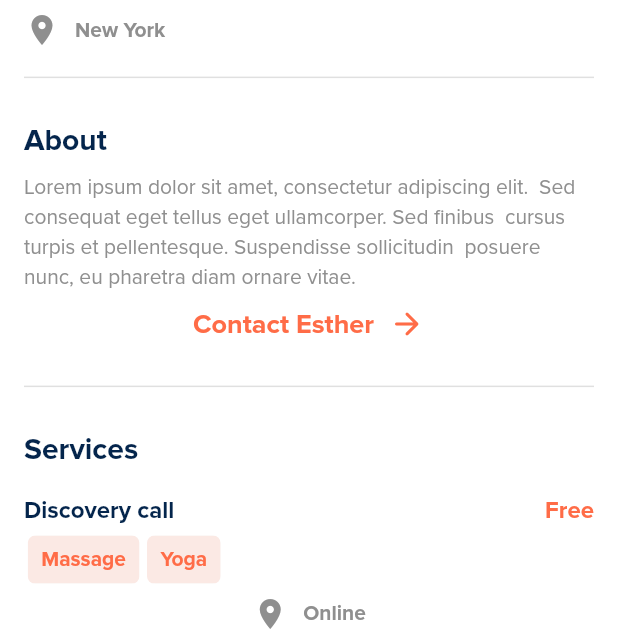
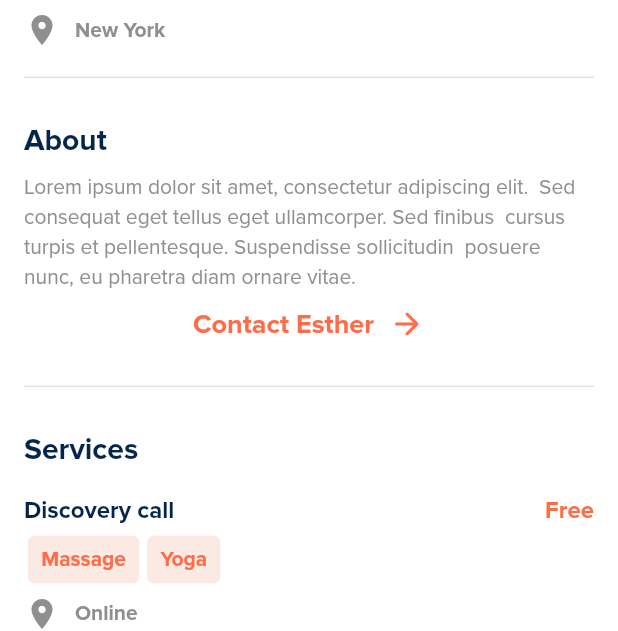
Before and after one commit to surajcbnits/healers-and-teachers-mobile, a Flutter app: the screen it shows after launch, after a tap on "Esther Howard", on a phone screen of 412 x 824 dp, the part 605-1236 px from its top. Run offline on Flutter 3.47's test engine with Material 2 defaults, Android fonts, the light colour scheme and no system bars; our stand-ins replace font_awesome_flutter, smooth_page_indicator; network calls fail; project files that could hold a hidden picture were left out.

Commit message:
event Details Screen

```diff
--- a/lib/config/routes/routes.dart
+++ b/lib/config/routes/routes.dart
@@ -4,6 +4,8 @@ import 'package:healersandteachers/feature/location/screen/locartion.dart';
 import '../../feature/categories/model/categories_model.dart';
 import '../../feature/categories/screen/categories_screen.dart';
 import '../../feature/categories_detail/screen/categories_detail_screen.dart';
+import '../../feature/event_detail_screen/screen/event_detail_screen.dart';
+import '../../feature/events/model/events_model.dart';
 import '../../feature/events/screen/events_screen.dart';
 import '../../feature/home/screen/home_screen.dart';
 import '../../feature/home/screen/main_bottom_screen.dart';
@@ -21,6 +23,7 @@ class Routes {
   static const String eventScreen = '/eventScreen';
   static const String practitionerProfileScreen = '/practitionerProfileScreen';
   static const String categoriesDetailScreen = '/categoriesDetailScreen';
+  static const String eventDetailScreen = '/eventDetailScreen';
 }
 
 class RouteGenerator {
@@ -59,6 +62,14 @@ class RouteGenerator {
                   ));
         }
         return _errorRoute(errorText: "dataErrorInRoute");
+      case Routes.eventDetailScreen:
+        if (settings.arguments != null) {
+          return MaterialPageRoute(
+              builder: (context) => EventDetailScreen(
+                    eventData: settings.arguments as EventModel,
+                  ));
+        }
+        return _errorRoute(errorText: "dataErrorInRoute");
       default:
         return _errorRoute();
     }
--- a/lib/constant/app_color.dart
+++ b/lib/constant/app_color.dart
@@ -9,5 +9,6 @@ class AppColor {
   static const Color black = Color(0xFF000000);
   static const Color white = Color(0xFFFFFFFF);
   static const Color grey = Color(0xFF8F8F8F);
+  static const Color greyLight = Color(0xFFE6EAEE);
   static const Color transparent = Color(0x00000000);
 }
--- a/lib/feature/events/screen/widgets/event_card.dart
+++ b/lib/feature/events/screen/widgets/event_card.dart
@@ -1,6 +1,7 @@
 import 'package:flutter/material.dart';
 import 'package:intl/intl.dart';
 
+import '../../../../config/routes/routes.dart';
 import '../../../../constant/app_color.dart';
 import '../../../../helper/text_over_mage.dart';
 import '../../../../helper/text_style.dart';
@@ -29,13 +30,20 @@ class EventCard extends StatelessWidget {
 
   @override
   Widget build(BuildContext context) {
-    return Container(
+    return InkWell(
+      onTap: () {
+        Navigator.pushNamed(context, Routes.eventDetailScreen,
+            arguments: eventData);
+      },
+      child: Container(
         padding: const EdgeInsets.symmetric(vertical: 10),
         child: vertical
             ? Column(
+                crossAxisAlignment: CrossAxisAlignment.start,
                 children: [
                   IconTextWidget(
                       title: eventData.location, isOnline: eventData.isVirtual),
+                  const SizedBox(height: 10),
                   _buildImage(context),
                   const SizedBox(height: 10),
                   _buildDetail(context),
@@ -53,6 +61,7 @@ class EventCard extends StatelessWidget {
                     child: _buildDetail(context),
                   ),
                 ],
+              ),
       ),
     );
   }
@@ -120,6 +129,7 @@ class EventCard extends StatelessWidget {
   ) {
     return Container(
       height: screenHeight(context) * 0.13,
+      width: double.infinity,
       decoration: BoxDecoration(
         borderRadius: BorderRadius.circular(10),
         color: AppColor.primaryColor,
--- a/lib/feature/home/screen/home_screen.dart
+++ b/lib/feature/home/screen/home_screen.dart
@@ -4,6 +4,7 @@ import 'package:healersandteachers/constant/app_color.dart';
 
 import '../../../helper/text_style.dart';
 import '../../../utils/screen_size.dart';
+import '../../../widgets/circular_profile.dart';
 import '../../../widgets/location_tile.dart';
 import '../domain/model/user_model.dart';
 import 'widgets/categories_list.dart';
@@ -115,33 +116,10 @@ class _HomeScreenState extends State<HomeScreen> {
             )
           ],
         ),
-        Container(
-          width: size.width * 0.16,
-          height: size.width * 0.16,
-          decoration: BoxDecoration(
-            shape: BoxShape.circle,
-            boxShadow: [
-              BoxShadow(
-                color: AppColor.secondaryColor.withOpacity(0.5),
-                spreadRadius: 2,
-                blurRadius: 5,
-                offset: const Offset(0, 0),
-              ),
-            ],
-            image: DecorationImage(
-              image: NetworkImage(user.profileImage),
-              fit: BoxFit.cover,
-            ),
-          ),
-          child: Container(
-            decoration: BoxDecoration(
-              shape: BoxShape.circle,
-              border: Border.all(
-                color: AppColor.white.withOpacity(0.5),
-                width: 3,
-              ),
-            ),
-          ),
+        CircularProfile(
+          image: NetworkImage(user.profileImage),
+          backgroundColor: AppColor.secondaryColor.withOpacity(0.5),
+          radius: 35,
         ),
       ],
     );
--- a/lib/feature/home/screen/widgets/practitioners_list.dart
+++ b/lib/feature/home/screen/widgets/practitioners_list.dart
@@ -6,6 +6,7 @@ import '../../../../constant/app_color.dart';
 import '../../../../helper/text_style.dart';
 import '../../../../utils/screen_size.dart';
 import '../../../../widgets/chip.dart';
+import '../../../../widgets/circular_profile.dart';
 import '../../../paractitioners/model/pracitioners_model.dart';
 
 class NearByPractitionersWidget extends StatelessWidget {
@@ -60,13 +61,7 @@ class NearByPractitionersWidget extends StatelessWidget {
               return Padding(
                 padding: EdgeInsets.only(
                     left: index == 0 ? 16 : 10, right: index == 5 ? 16 : 10),
-                child: InkWell(
-                    onTap: () {
-                      Navigator.pushNamed(
-                          context, Routes.practitionerProfileScreen,
-                          arguments: data);
-                    },
-                    child: PractitionersCard(data: data)),
+                child: PractitionersCard(data: data),
               );
             },
           ),
@@ -88,7 +83,12 @@ class PractitionersCard extends StatelessWidget {
 
   @override
   Widget build(BuildContext context) {
-    return Container(
+    return InkWell(
+      onTap: () {
+        Navigator.pushNamed(context, Routes.practitionerProfileScreen,
+            arguments: data);
+      },
+      child: Container(
         clipBehavior: Clip.antiAliasWithSaveLayer,
         // margin: EdgeInsets.only(
         //     left: index == 0 ? 16 : 10, right: index == 5 ? 16 : 10),
@@ -106,24 +106,9 @@ class PractitionersCard extends StatelessWidget {
           // mainAxisAlignment: MainAxisAlignment.spaceBetween,
           // crossAxisAlignment: CrossAxisAlignment.center,
           children: [
-          Container(
-            padding: const EdgeInsets.all(5),
-            width: screenWidth(context) * 0.22,
-            height: screenWidth(context) * 0.22,
-            clipBehavior: Clip.antiAliasWithSaveLayer,
-            decoration: BoxDecoration(
-              // borderRadius: BorderRadius.circular(10),
-              shape: BoxShape.circle,
-              border: Border.all(
-                color: AppColor.secondaryColor.withOpacity(.5),
-                width: 1,
-              ),
-            ),
-            child: CircleAvatar(
-              backgroundColor: AppColor.primaryColor.withOpacity(.12),
-              radius: 40,
-              backgroundImage: NetworkImage(data.image),
-            ),
+            OuterCircularProfile(
+              radius: screenWidth(context) * 0.22,
+              image: NetworkImage(data.image),
             ),
             Padding(
               padding: const EdgeInsets.symmetric(vertical: 10.0),
@@ -134,7 +119,7 @@ class PractitionersCard extends StatelessWidget {
               ),
             ),
             showDistance
-              ? IconTextWidget(
+                ? const IconTextWidget(
                     title: "7890 Miles",
                     color: AppColor.grey,
                   )
@@ -158,6 +143,7 @@ class PractitionersCard extends StatelessWidget {
                   ),
           ],
         ),
+      ),
     );
   }
 }
--- a/lib/feature/practitionerProfile/screen/practitioner_profile_screen.dart
+++ b/lib/feature/practitionerProfile/screen/practitioner_profile_screen.dart
@@ -307,6 +307,7 @@ class ServicesTile extends StatelessWidget {
   @override
   Widget build(BuildContext context) {
     return Column(
+      crossAxisAlignment: CrossAxisAlignment.start,
       children: [
         Row(
           mainAxisAlignment: MainAxisAlignment.spaceBetween,
--- a/lib/utils/screen_size.dart
+++ b/lib/utils/screen_size.dart
@@ -1,5 +1,8 @@
 import 'package:flutter/material.dart';
 
+MediaQueryData mediaQuerySize(BuildContext context) {
+  return MediaQuery.of(context);
+}
 Size screenSize(BuildContext context) {
   return MediaQuery.of(context).size;
 }
--- /dev/null
+++ b/lib/widgets/circular_profile.dart
@@ -0,0 +1,113 @@
+import 'package:flutter/material.dart';
+
+import '../constant/app_color.dart';
+
+class OuterCircularProfile extends StatelessWidget {
+  const OuterCircularProfile({
+    Key? key,
+    required this.radius,
+    this.image,
+    this.innerRadius = 5,
+  }) : super(key: key);
+
+  final double radius;
+  final ImageProvider<Object>? image;
+  final double innerRadius;
+
+  @override
+  Widget build(BuildContext context) {
+    return Container(
+      padding: EdgeInsets.all(radius * .06),
+      width: radius,
+      height: radius,
+      clipBehavior: Clip.antiAliasWithSaveLayer,
+      decoration: BoxDecoration(
+        // borderRadius: BorderRadius.circular(10),
+        shape: BoxShape.circle,
+        border: Border.all(
+          color: AppColor.secondaryColor.withOpacity(.5),
+          width: 1,
+        ),
+      ),
+      child: CircleAvatar(
+        backgroundColor: AppColor.primaryColor.withOpacity(.12),
+        radius: 40,
+        backgroundImage: image,
+      ),
+    );
+  }
+}
+
+class CircularProfile extends StatelessWidget {
+  const CircularProfile({
+    Key? key,
+    this.image,
+    this.backgroundColor,
+    this.innerBorderColor,
+    this.borderThickness,
+    this.radius = 40,
+    this.onTap,
+    this.showShadow = true,
+    this.showInnerBorder = true,
+    this.customShadow,
+    this.child,
+  }) : super(key: key);
+  final ImageProvider<Object>? image;
+  final Color? backgroundColor;
+  final Color? innerBorderColor;
+  final double? borderThickness;
+  final double radius;
+  final VoidCallback? onTap;
+  final bool showShadow;
+  final bool showInnerBorder;
+  final List<BoxShadow>? customShadow;
+  final Widget? child;
+
+  @override
+  Widget build(BuildContext context) {
+    final Size size = MediaQuery.of(context).size;
+
+    return InkWell(
+      onTap: onTap,
+      child: Container(
+        width: radius * 2,
+        height: radius * 2,
+        decoration: BoxDecoration(
+          shape: BoxShape.circle,
+          color: backgroundColor ?? Theme.of(context).primaryColor,
+          boxShadow: showShadow
+              ? customShadow ??
+                  [
+                    BoxShadow(
+                      color: backgroundColor ??
+                          Theme.of(context).primaryColor.withOpacity(0.5),
+                      spreadRadius: radius * 0.1,
+                      blurRadius: radius * 0.3,
+                      offset: const Offset(0, 0),
+                    ),
+                  ]
+              : null,
+          image: image != null
+              ? DecorationImage(
+                  image: image!,
+                  fit: BoxFit.cover,
+                )
+              : null,
+        ),
+        child: showInnerBorder
+            ? Container(
+                alignment: Alignment.center,
+                decoration: BoxDecoration(
+                  shape: BoxShape.circle,
+                  border: Border.all(
+                    color: innerBorderColor ?? Colors.white.withOpacity(0.5),
+                    width: borderThickness ?? radius * 0.1,
+                  ),
+                ),
+                child: FittedBox(child: child),
+              )
+            : null,
+      ),
+    );
+  }
+}
```
Also changed, not shown: lib/feature/categories/screen/categories_screen.dart (+9 -1 lines), lib/feature/categories_detail/screen/categories_detail_screen.dart (+25 -6 lines), lib/feature/event_detail_screen/screen/event_detail_screen.dart (added, +323 -0 lines), lib/widgets/read_more_text.dart (added, +58 -0 lines). Lines whose indentation alone changed are shown as unchanged.
